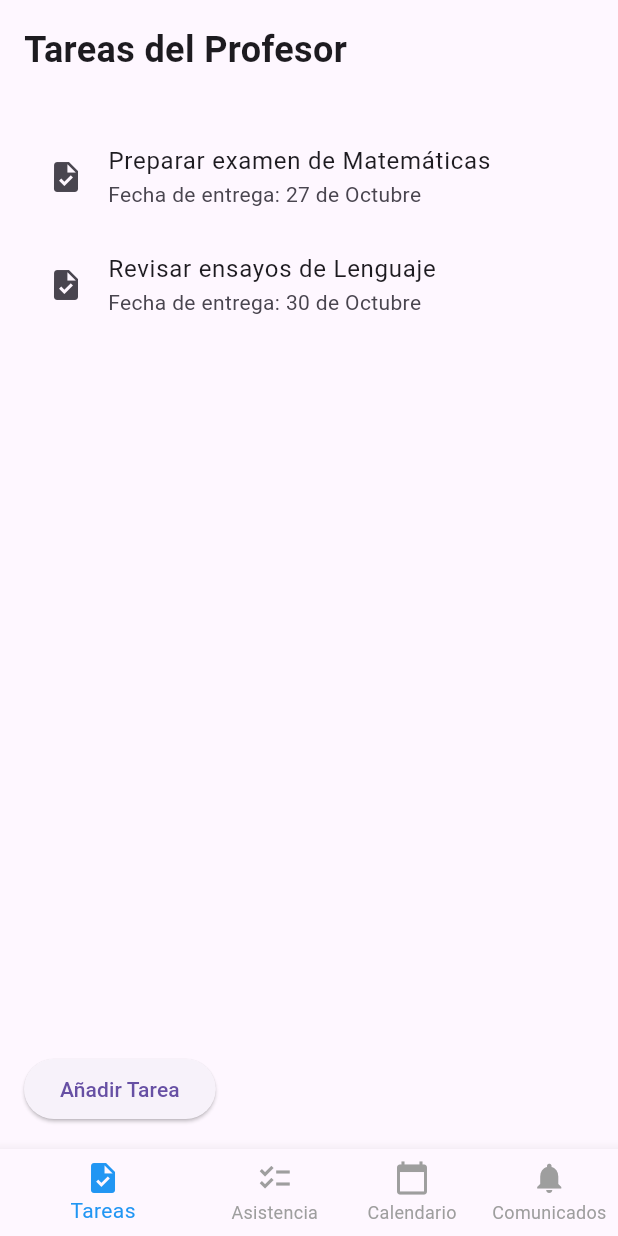
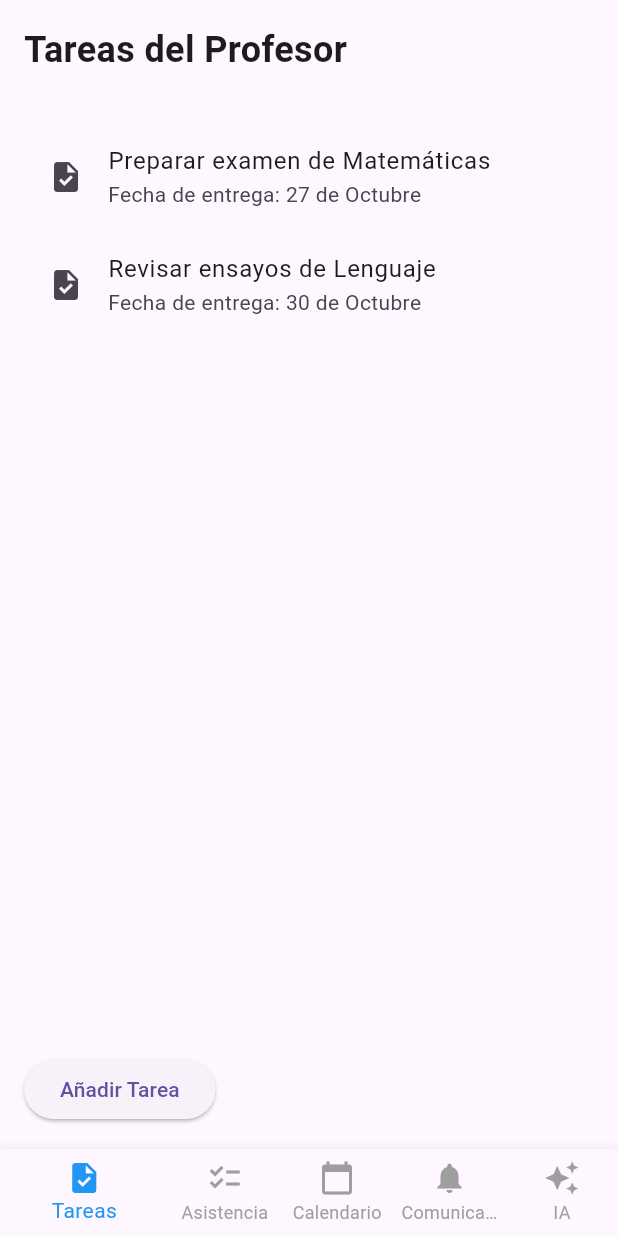
Before and after one commit to MauriAleman35/agenda_movil_parcial, a Flutter app: the screen it shows after launch, after a tap on "Sign In", on a phone screen of 412 x 824 dp. Run offline on Flutter 3.47's test engine with Material 3 defaults, Android fonts, the phone set to English and light mode, and no system bars; our stand-ins replace dio, flutter_dotenv, lottie, table_calendar; network calls fail.

Commit message:
add: ia ui

```diff
--- a/lib/main.dart
+++ b/lib/main.dart
@@ -2,19 +2,25 @@ import 'package:flutter/material.dart';
 import 'package:provider/provider.dart';
 import 'providers/role_provider.dart';
 import 'routes/app_routes.dart';
+import 'package:flutter_dotenv/flutter_dotenv.dart';
 
-void main() {
+void main() async {
+  WidgetsFlutterBinding.ensureInitialized();
+  await dotenv.load();
+
   runApp(
     MultiProvider(
       providers: [
         ChangeNotifierProvider(create: (_) => RoleProvider()), // Correcto
       ],
-      child: MyApp(),
+      child: const MyApp(),
     ),
   );
 }
 
 class MyApp extends StatelessWidget {
+  const MyApp({super.key});
+
   @override
   Widget build(BuildContext context) {
     return MaterialApp(
--- a/lib/routes/app_routes.dart
+++ b/lib/routes/app_routes.dart
@@ -1,8 +1,11 @@
+import 'package:agenda_electronica/screens/ia/generate_cover_screen.dart';
+import 'package:agenda_electronica/screens/ia/generate_quiz_screen.dart';
+import 'package:flutter/material.dart';
 import 'package:agenda_electronica/screens/parent/task_parent.dart';
 import 'package:agenda_electronica/screens/student/task_student.dart';
 import 'package:agenda_electronica/screens/teacher/attendance_teacher.dart';
 import 'package:agenda_electronica/screens/teacher/task_teacher.dart';
-import 'package:flutter/material.dart';
+import 'package:agenda_electronica/screens/ia.dart';
 import '../screens/login.dart';
 import '../screens/home.dart';
 import '../screens/calendar.dart';
@@ -15,23 +18,32 @@ class AppRoutes {
   static const String taskTeacher = '/task-teacher';
   static const String attendanceTeacher = '/attendance-teacher';
   static const String taskParent = '/task-parent';
+  static const String ia = '/ia';
+  static const String generateCover = '/generate-cover';
+  static const String generateQuiz = '/generate-quiz';
 
   static Route<dynamic> generateRoute(RouteSettings settings) {
     switch (settings.name) {
       case login:
-        return MaterialPageRoute(builder: (_) => LoginScreen());
+        return MaterialPageRoute(builder: (_) => const LoginScreen());
       case home:
-        return MaterialPageRoute(builder: (_) => HomeScreen());
+        return MaterialPageRoute(builder: (_) => const HomeScreen());
       case calendar:
-        return MaterialPageRoute(builder: (_) => CalendarScreen());
+        return MaterialPageRoute(builder: (_) => const CalendarScreen());
       case taskStudent:
-        return MaterialPageRoute(builder: (_) => TasksScreen());
+        return MaterialPageRoute(builder: (_) => const TasksScreen());
       case taskTeacher:
-        return MaterialPageRoute(builder: (_) => TaskTeacherScreen());
+        return MaterialPageRoute(builder: (_) => const TaskTeacherScreen());
       case attendanceTeacher:
         return MaterialPageRoute(builder: (_) => AttendanceTeacherScreen());
       case taskParent:
-        return MaterialPageRoute(builder: (_) => TaskParentScreen());
+        return MaterialPageRoute(builder: (_) => const TaskParentScreen());
+      case ia:
+        return MaterialPageRoute(builder: (_) => IaScreen());
+      case generateCover:
+        return MaterialPageRoute(builder: (_) => GenerateCoverScreen());
+      case generateQuiz:
+        return MaterialPageRoute(builder: (_) => GenerateQuizScreen());
       default:
         return MaterialPageRoute(
           builder: (_) => Scaffold(
--- a/lib/screens/calendar.dart
+++ b/lib/screens/calendar.dart
@@ -4,11 +4,13 @@ import 'package:table_calendar/table_calendar.dart';
 import '../providers/role_provider.dart'; // Importa tu RoleProvider
 
 class CalendarScreen extends StatefulWidget {
+  const CalendarScreen({super.key});
+
   @override
-  _CalendarScreenState createState() => _CalendarScreenState();
+  CalendarScreenState createState() => CalendarScreenState();
 }
 
-class _CalendarScreenState extends State<CalendarScreen> {
+class CalendarScreenState extends State<CalendarScreen> {
   DateTime _selectedDay = DateTime.now();
   DateTime _focusedDay = DateTime.now();
   List<String> _tasks = [];
--- a/lib/screens/communications.dart
+++ b/lib/screens/communications.dart
@@ -3,11 +3,13 @@ import 'package:provider/provider.dart'; // Provider
 import '../providers/role_provider.dart'; // RoleProvider
 
 class CommunicationScreen extends StatefulWidget {
+  const CommunicationScreen({super.key});
+
   @override
-  _CommunicationScreenState createState() => _CommunicationScreenState();
+  CommunicationScreenState createState() => CommunicationScreenState();
 }
 
-class _CommunicationScreenState extends State<CommunicationScreen> {
+class CommunicationScreenState extends State<CommunicationScreen> {
   final List<Map<String, String>> _allCommunications = [
     {
       'title': 'Reunión de padres',
--- a/lib/screens/home.dart
+++ b/lib/screens/home.dart
@@ -1,4 +1,5 @@
 import 'package:agenda_electronica/screens/communications.dart';
+import 'package:agenda_electronica/screens/ia.dart';
 import 'package:agenda_electronica/screens/parent/task_parent.dart';
 import 'package:agenda_electronica/screens/student/task_student.dart';
 import 'package:agenda_electronica/screens/teacher/attendance_teacher.dart';
@@ -7,40 +8,42 @@ import 'package:flutter/material.dart';
 import 'package:provider/provider.dart';
 import '../providers/role_provider.dart';
 import '../screens/calendar.dart';
-// Importamos la nueva vista
 
 class HomeScreen extends StatefulWidget {
+  const HomeScreen({super.key});
+
   @override
-  _HomeScreenState createState() => _HomeScreenState();
+  HomeScreenState createState() => HomeScreenState();
 }
 
-class _HomeScreenState extends State<HomeScreen> {
+class HomeScreenState extends State<HomeScreen> {
   int _selectedIndex = 0;
 
   // Obtener las vistas según el rol
   List<Widget> _getScreensForRole(String role) {
     switch (role) {
       case 'student':
-        return [
+        return const [
           TasksScreen(),
           CalendarScreen(),
           CommunicationScreen(), // Comunicados del estudiante
         ];
       case 'parent':
-        return [
+        return const [
           TaskParentScreen(),
           CalendarScreen(),
           CommunicationScreen(), // Comunicados del padre
         ];
       case 'teacher':
         return [
-          TaskTeacherScreen(),
+          const TaskTeacherScreen(),
           AttendanceTeacherScreen(),
-          CalendarScreen(),
-          CommunicationScreen(), // Comunicados del profesor
+          const CalendarScreen(),
+          const CommunicationScreen(), // Comunicados del profesor
+          IaScreen(),
         ];
       default:
-        return [Center(child: Text('Pantalla no disponible'))];
+        return const [Center(child: Text('Pantalla no disponible'))];
     }
   }
 
@@ -48,7 +51,7 @@ class _HomeScreenState extends State<HomeScreen> {
   List<BottomNavigationBarItem> _getNavItemsForRole(String role) {
     switch (role) {
       case 'student':
-        return [
+        return const [
           BottomNavigationBarItem(icon: Icon(Icons.task), label: 'Tareas'),
           BottomNavigationBarItem(
               icon: Icon(Icons.calendar_today), label: 'Calendario'),
@@ -56,7 +59,7 @@ class _HomeScreenState extends State<HomeScreen> {
               icon: Icon(Icons.notifications), label: 'Comunicados'),
         ];
       case 'parent':
-        return [
+        return const [
           BottomNavigationBarItem(
               icon: Icon(Icons.task), label: 'Tareas del Hijo'),
           BottomNavigationBarItem(
@@ -65,7 +68,7 @@ class _HomeScreenState extends State<HomeScreen> {
               icon: Icon(Icons.notifications), label: 'Comunicados'),
         ];
       case 'teacher':
-        return [
+        return const [
           BottomNavigationBarItem(icon: Icon(Icons.task), label: 'Tareas'),
           BottomNavigationBarItem(
               icon: Icon(Icons.checklist), label: 'Asistencia'),
@@ -73,6 +76,7 @@ class _HomeScreenState extends State<HomeScreen> {
               icon: Icon(Icons.calendar_today), label: 'Calendario'),
           BottomNavigationBarItem(
               icon: Icon(Icons.notifications), label: 'Comunicados'),
+          BottomNavigationBarItem(icon: Icon(Icons.auto_awesome), label: 'IA'),
         ];
       default:
         return [];
--- a/lib/screens/login.dart
+++ b/lib/screens/login.dart
@@ -2,11 +2,13 @@ import 'package:flutter/material.dart';
 import 'package:lottie/lottie.dart'; // Importar la librería de Lottie
 
 class LoginScreen extends StatefulWidget {
+  const LoginScreen({super.key});
+
   @override
-  _LoginScreenState createState() => _LoginScreenState();
+  LoginScreenState createState() => LoginScreenState();
 }
 
-class _LoginScreenState extends State<LoginScreen> {
+class LoginScreenState extends State<LoginScreen> {
   // Variable para almacenar el rol seleccionado
   String _selectedRole = 'Estudiante'; // Valor inicial
 
@@ -24,7 +26,7 @@ class _LoginScreenState extends State<LoginScreen> {
             crossAxisAlignment: CrossAxisAlignment.center,
             children: [
               // Animación Lottie
-              Container(
+              SizedBox(
                 height: 300, // Ajusta el tamaño según tu diseño
                 child: Lottie.asset(
                   'assets/lootie/loginAnimation.json', // Ruta del asset JSON
@@ -34,7 +36,7 @@ class _LoginScreenState extends State<LoginScreen> {
               const SizedBox(height: 30), // Espacio entre animación y contenido
 
               // Título Principal
-              Text(
+              const Text(
                 'Sign In',
                 style: TextStyle(
                   fontSize: 32,
@@ -59,7 +61,7 @@ class _LoginScreenState extends State<LoginScreen> {
               TextField(
                 decoration: InputDecoration(
                   labelText: 'Código',
-                  prefixIcon: Icon(Icons.email_outlined),
+                  prefixIcon: const Icon(Icons.email_outlined),
                   border: OutlineInputBorder(
                     borderRadius: BorderRadius.circular(12),
                   ),
@@ -72,8 +74,8 @@ class _LoginScreenState extends State<LoginScreen> {
                 obscureText: true,
                 decoration: InputDecoration(
                   labelText: 'Contraseña',
-                  prefixIcon: Icon(Icons.lock_outline),
-                  suffixIcon: Icon(Icons.visibility_off),
+                  prefixIcon: const Icon(Icons.lock_outline),
+                  suffixIcon: const Icon(Icons.visibility_off),
                   border: OutlineInputBorder(
                     borderRadius: BorderRadius.circular(12),
                   ),
@@ -97,7 +99,7 @@ class _LoginScreenState extends State<LoginScreen> {
                 },
                 decoration: InputDecoration(
                   labelText: 'Seleccionar Rol',
-                  prefixIcon: Icon(Icons.person_outline),
+                  prefixIcon: const Icon(Icons.person_outline),
                   border: OutlineInputBorder(
                     borderRadius: BorderRadius.circular(12),
                   ),
--- a/lib/screens/teacher/task_teacher.dart
+++ b/lib/screens/teacher/task_teacher.dart
@@ -1,6 +1,8 @@
 import 'package:flutter/material.dart';
 
 class TaskTeacherScreen extends StatelessWidget {
+  const TaskTeacherScreen({super.key});
+
   @override
   Widget build(BuildContext context) {
     return Scaffold(
@@ -8,8 +10,8 @@ class TaskTeacherScreen extends StatelessWidget {
         child: Column(
           crossAxisAlignment: CrossAxisAlignment.start,
           children: [
-            Padding(
-              padding: const EdgeInsets.all(16.0),
+            const Padding(
+              padding: EdgeInsets.all(16.0),
               child: Text(
                 'Tareas del Profesor',
                 style: TextStyle(
@@ -20,8 +22,8 @@ class TaskTeacherScreen extends StatelessWidget {
             ),
             Expanded(
               child: ListView(
-                padding: EdgeInsets.all(16.0),
-                children: [
+                padding: const EdgeInsets.all(16.0),
+                children: const [
                   ListTile(
                     leading: Icon(Icons.task),
                     title: Text('Preparar examen de Matemáticas'),
@@ -40,10 +42,10 @@ class TaskTeacherScreen extends StatelessWidget {
               child: ElevatedButton(
                 onPressed: () {
                   ScaffoldMessenger.of(context).showSnackBar(
-                    SnackBar(content: Text('Nueva tarea añadida')),
+                    const SnackBar(content: Text('Nueva tarea añadida')),
                   );
                 },
-                child: Text('Añadir Tarea'),
+                child: const Text('Añadir Tarea'),
               ),
             ),
           ],
--- a/pubspec.yaml
+++ b/pubspec.yaml
@@ -37,6 +37,11 @@ dependencies:
   # Use with the CupertinoIcons class for iOS style icons.
   cupertino_icons: ^1.0.8
   provider: ^6.1.2
+  dio: ^5.7.0
+  flutter_dotenv: ^5.2.1
+  permission_handler: ^11.3.1
+  path_provider: ^2.1.5
+  pdf: ^3.11.1
 
 dev_dependencies:
   flutter_test:
@@ -59,6 +64,7 @@ flutter:
   uses-material-design: true
   assets:
     - assets/lootie/loginAnimation.json
+    - .env
 
 
   # The following line ensures that the Material Icons font is
```
Also changed, not shown: lib/screens/ia.dart (added, +81 -0 lines), lib/screens/ia/generate_cover_screen.dart (added, +71 -0 lines), lib/screens/ia/generate_quiz_screen.dart (added, +237 -0 lines), lib/screens/ia/generated_cover_screen.dart (added, +113 -0 lines), lib/screens/parent/task_parent.dart (+6 -4 lines), lib/screens/student/task_student.dart (+12 -10 lines), lib/screens/teacher/attendance_teacher.dart (+5 -3 lines), lib/service/api_service.dart (added, +36 -0 lines), lib/service/user_service.dart (added, +24 -0 lines), pubspec.lock, 5 other files.
